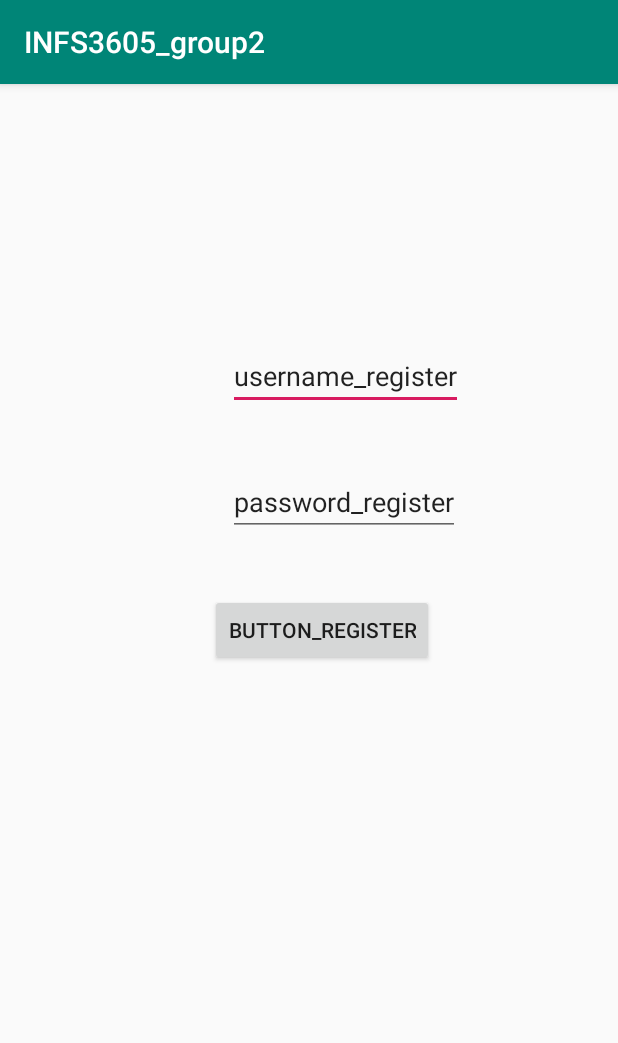
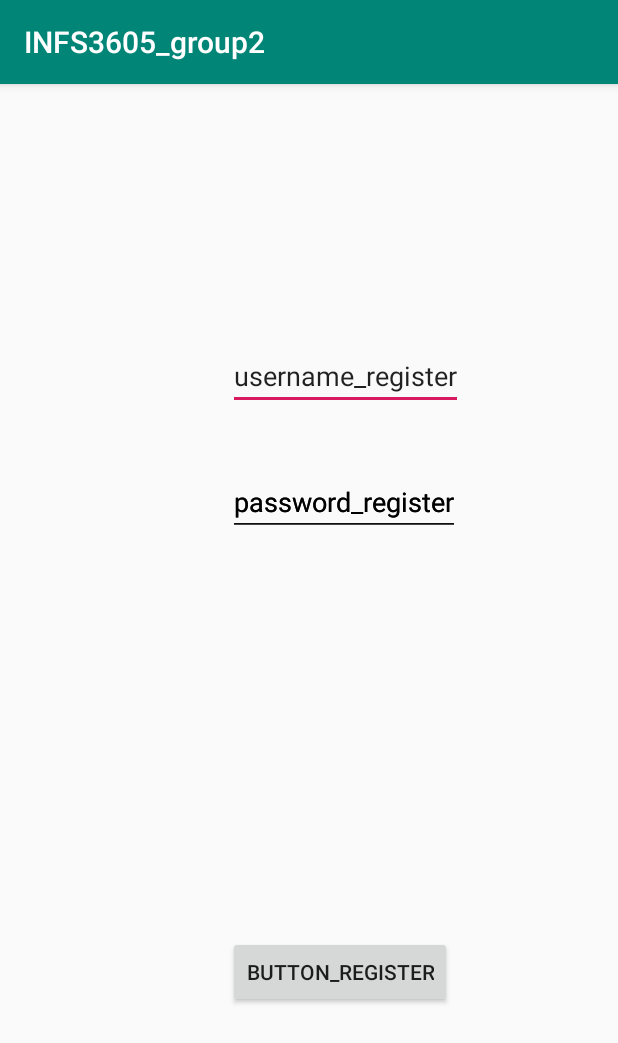
Before and after one commit to catlian/INFS3605_group2, an Android app: the RegisterActivity screen opened directly, with no data from a screen before it, after a tap on "BUTTON_REGISTER", on a phone screen of 412 x 824 dp. Shown: the top 1043 px of the screen. Run offline under Robolectric (Android 15) with nearby library versions, the phone set to English and light mode, and no system bars; our stand-ins replace Firebase (no records; nobody signed in at launch, a user with empty details on screens opened directly).

Commit message:
Login and register pages, update Manifest and MainActivity after

```diff
--- a/app/src/main/AndroidManifest.xml
+++ b/app/src/main/AndroidManifest.xml
@@ -12,7 +12,7 @@
         <activity android:name=".Activities.TestActivity">
 
         </activity>
-        <activity android:name=".Activities.LoginActivity1">
+        <activity android:name=".Activities.MainActivity">
             <intent-filter>
                 <action android:name="android.intent.action.MAIN" />
 
@@ -21,7 +21,7 @@
         </activity>
 
         <activity android:name=".Activities.RegisterActivity" />
-        <activity android:name=".Activities.MainActivity" />
+        <activity android:name=".Activities.LoginActivity1" />
     </application>
 
 </manifest>
--- a/app/src/main/java/com/example/infs3605_group2/Activities/LoginActivity1.java
+++ b/app/src/main/java/com/example/infs3605_group2/Activities/LoginActivity1.java
@@ -48,6 +48,8 @@
                 if (task.isSuccessful()){
                     Toast.makeText(LoginActivity1.this, "Login Success", Toast.LENGTH_SHORT).show();
                     startActivity (new Intent(LoginActivity1.this, MainActivity.class));
+
+                    //TO BE DONE - LOGIN TO WHICHEVER TYPE OF USER IT IS
                     finish();
                 }
                 else {
--- a/app/src/main/java/com/example/infs3605_group2/Activities/RegisterActivity.java
+++ b/app/src/main/java/com/example/infs3605_group2/Activities/RegisterActivity.java
@@ -16,6 +16,9 @@
 import com.google.android.gms.tasks.Task;
 import com.google.firebase.auth.AuthResult;
 import com.google.firebase.auth.FirebaseAuth;
+import com.google.firebase.database.FirebaseDatabase;
+
+import java.util.HashMap;
 
 public class RegisterActivity extends AppCompatActivity {
     private EditText username;
@@ -41,7 +44,9 @@
                     Toast.makeText(RegisterActivity.this, "Password needs to be at least 6 characters", Toast.LENGTH_SHORT).show();
                 }
                 else {
-                    registerUser(user_text,pass_text);
+                    HashMap<String, Object> map = new HashMap<>();
+                    map.put("password", pass_text);
+                    registerUser("linkedAccount",pass_text);
                 }
             }
         });
--- a/app/src/main/res/layout/activity_register.xml
+++ b/app/src/main/res/layout/activity_register.xml
@@ -26,12 +26,34 @@
         app:layout_constraintStart_toStartOf="parent"
         app:layout_constraintTop_toTopOf="parent" />
 
+    <EditText
+        android:id="@+id/bank_acc"
+        android:layout_width="wrap_content"
+        android:layout_height="wrap_content"
+        android:layout_marginStart="152dp"
+        android:layout_marginTop="256dp"
+        android:text="password_register"
+        app:layout_constraintStart_toStartOf="parent"
+        app:layout_constraintTop_toTopOf="parent" />
+
+    <EditText
+        android:id="@+id/linked_acc"
+        android:layout_width="wrap_content"
+        android:layout_height="wrap_content"
+        android:layout_marginStart="152dp"
+        android:layout_marginTop="256dp"
+        android:text="password_register"
+        app:layout_constraintStart_toStartOf="parent"
+        app:layout_constraintTop_toTopOf="parent" />
+
+
+
     <Button
         android:id="@+id/button_register"
         android:layout_width="wrap_content"
         android:layout_height="wrap_content"
-        android:layout_marginStart="140dp"
-        android:layout_marginTop="340dp"
+        android:layout_marginStart="152dp"
+        android:layout_marginTop="568dp"
         android:text="button_register"
         app:layout_constraintStart_toStartOf="parent"
         app:layout_constraintTop_toTopOf="parent" />
```
Also changed, not shown: app/src/main/java/com/example/infs3605_group2/Activities/MainActivity.java (+22 -1 lines), app/src/main/res/layout/activity_main.xml (+9 -8 lines).
